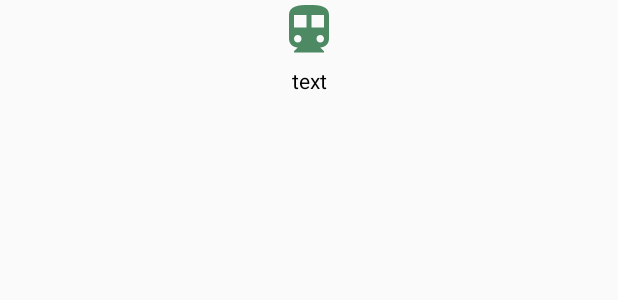
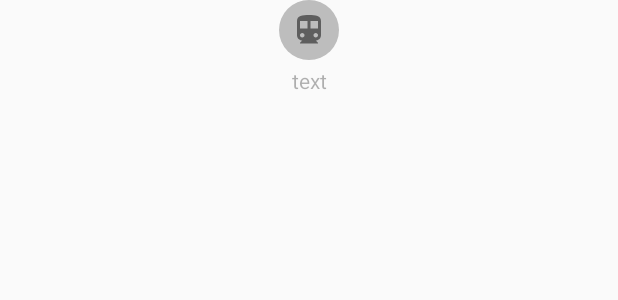
Before and after one commit to Geronimo-GG/FineFinRepo-master, an Android app: the layout cat_text_view.xml on its own in the app's theme, with its tools: preview values and no code run, on a phone screen of 412 x 824 dp. Shown: the top 300 px of the screen. Run offline under Robolectric (Android 15) with nearby library versions, the phone set to English and light mode, and no system bars.

```diff
--- a/app/src/main/java/dariabeliaeva/diploma/com/finefin/AddNoteActivity.java
+++ b/app/src/main/java/dariabeliaeva/diploma/com/finefin/AddNoteActivity.java
@@ -94,6 +94,9 @@ public class AddNoteActivity extends AppCompatActivity {
                 }else{
                     selected = inFrag.getSelected();
                 }
+                if (selected == null) selected = outFrag.getSelected();
+                if (selected == null) selected = inFrag.getSelected();
+
                 catName = selected.getCat_name();
                 if (selected.getType().equals("outcome")) {
                     spenSum = spenSum * (-1);
--- a/app/src/main/res/drawable/transparency.xml
+++ b/app/src/main/res/drawable/gr_circle.xml
@@ -1,5 +1,5 @@
 <?xml version="1.0" encoding="utf-8"?>
 <shape android:shape="oval"
     xmlns:android="http://schemas.android.com/apk/res/android">
-    <solid android:color="#00bdbdbd"/>
+    <solid android:color="#00d96b"/>
 </shape>
--- a/app/src/main/res/layout/cat_text_view.xml
+++ b/app/src/main/res/layout/cat_text_view.xml
@@ -15,7 +15,11 @@
                 android:layout_height="40dp"
                 android:id="@+id/imageView2"
                 android:src="@drawable/ic_directions_subway_white_24px"
-                android:layout_gravity="center" />
+                android:layout_gravity="center"
+                android:background="@drawable/circle"
+                android:padding="8dp"
+                android:tintMode="src_in"
+                android:tint="@color/base_gray" />
 
             <TextView
                 android:id="@+id/todo_text_view"
@@ -25,7 +29,7 @@
                 android:gravity="center"
                 android:padding="4dp"
                 android:textSize="14sp"
-                android:textColor="@android:color/black"
+                android:textColor="#4d000000"
                 android:text="text" />
 
         </LinearLayout>
--- a/app/src/main/res/values/colors.xml
+++ b/app/src/main/res/values/colors.xml
@@ -9,4 +9,6 @@
     <color name="list_item_title">#FFFFFF</color>
     <color name="counter_text_color">#FFFFFF</color>
     <color name="background_nav">#c28181</color>
+    <color name="base_green">#00d96b</color>
+    <color name="base_gray">#80000000</color>
 </resources>
```
Also changed, not shown: app/src/main/java/dariabeliaeva/diploma/com/finefin/CatListAdapter.java (+7 -13 lines).
